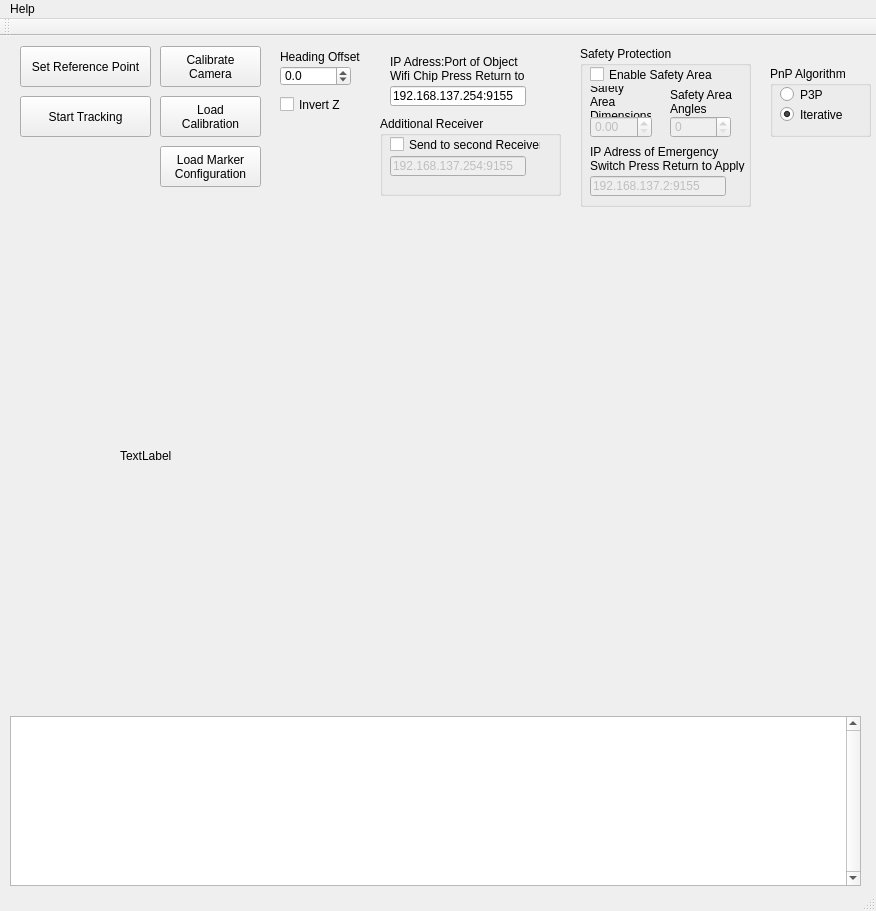
Qt form 4000_Visualization/4100_Benchmark_Visualization/Camera_Tracking/RigidTrack/RigidTrack/RigidTrack.ui (LordTofu/RigidTrack) before a commit.
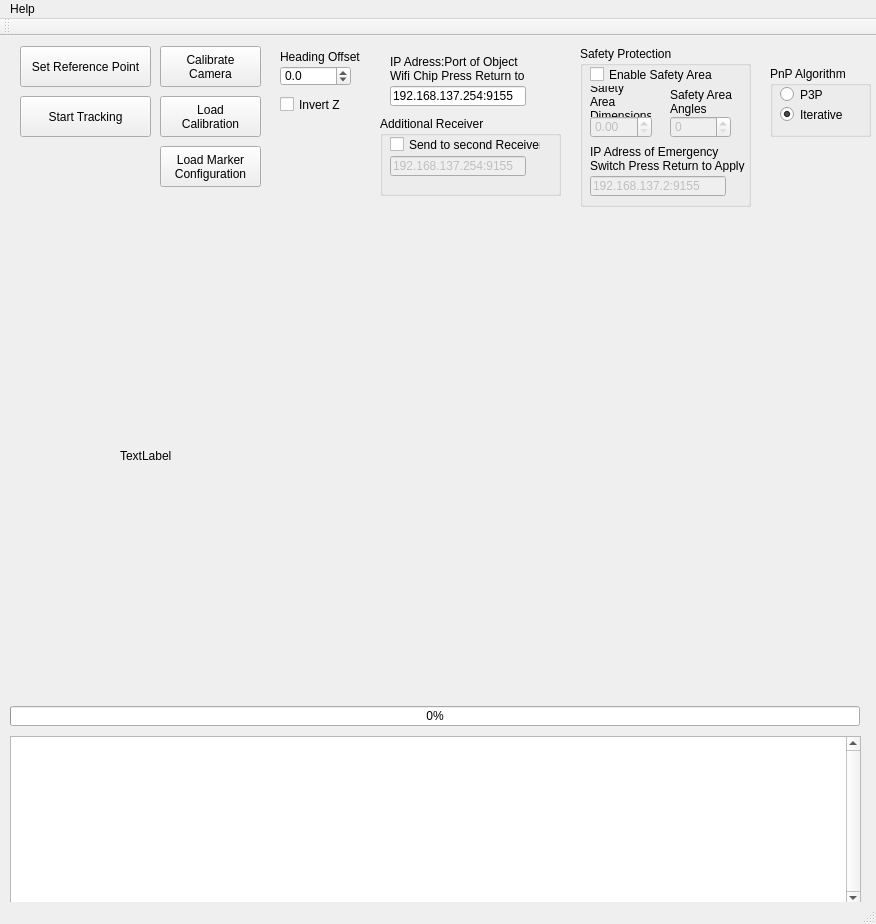
The same form after that commit. Icons and pictures are not drawn.

Commit message: # included progress bar for set zero

```diff
--- a/4000_Visualization/4100_Benchmark_Visualization/Camera_Tracking/RigidTrack/RigidTrack/RigidTrack.ui
+++ b/4000_Visualization/4100_Benchmark_Visualization/Camera_Tracking/RigidTrack/RigidTrack/RigidTrack.ui
@@ -7,7 +7,7 @@
     <x>0</x>
     <y>0</y>
     <width>876</width>
-    <height>911</height>
+    <height>924</height>
    </rect>
   </property>
   <property name="windowTitle">
@@ -92,7 +92,7 @@
     <property name="geometry">
      <rect>
       <x>10</x>
-      <y>680</y>
+      <y>700</y>
       <width>851</width>
       <height>170</height>
      </rect>
@@ -407,6 +407,25 @@
      <string>Invert Z</string>
     </property>
    </widget>
+   <widget class="QProgressBar" name="progressBar">
+    <property name="geometry">
+     <rect>
+      <x>10</x>
+      <y>670</y>
+      <width>850</width>
+      <height>20</height>
+     </rect>
+    </property>
+    <property name="value">
+     <number>0</number>
+    </property>
+    <property name="textVisible">
+     <bool>true</bool>
+    </property>
+    <property name="orientation">
+     <enum>Qt::Horizontal</enum>
+    </property>
+   </widget>
   </widget>
   <widget class="QMenuBar" name="menuBar">
    <property name="geometry">
```
The commit also changes 31 other files.
